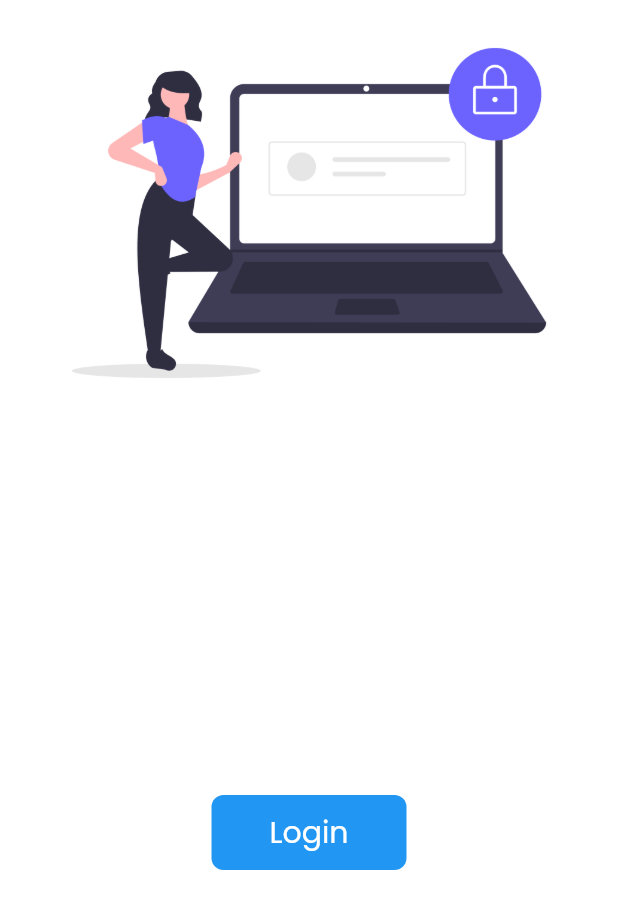
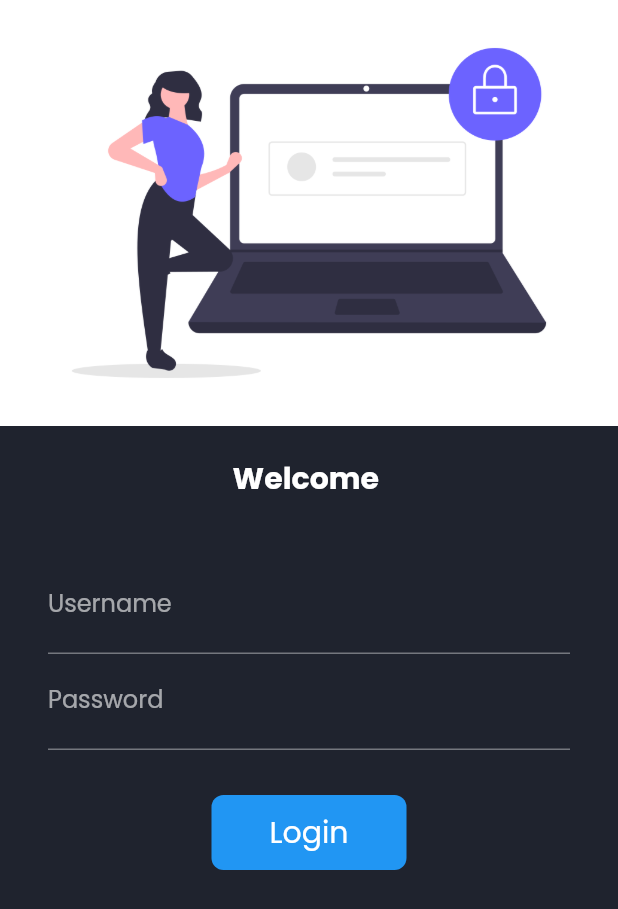
Before and after one commit to ayushkadbe/Shopping_Flutter_App, a Flutter app: the screen it shows after launch, on a phone screen of 412 x 824 dp. Shown: the top 909 px of the screen. Run offline on Flutter 3.47's test engine with Material 2 defaults, Android fonts, the phone set to English and light mode, and no system bars; our stand-ins replace google_fonts, velocity_x.

Commit message:
Login Page Dark Theme

```diff
--- a/Flutter-Programs-ListView-Catalog-App/lib/pages/login_page.dart
+++ b/Flutter-Programs-ListView-Catalog-App/lib/pages/login_page.dart
@@ -1,5 +1,7 @@
 import 'package:flutter/material.dart';
 import 'package:myapp/utils/routes.dart';
+import 'package:myapp/widgets/theme.dart';
+
 
 class LoginPage extends StatefulWidget {
   const LoginPage({Key? key}) : super(key: key);
@@ -32,7 +34,7 @@ class _LoginPageState extends State<LoginPage> {
   @override
   Widget build(BuildContext context) {
     return Material(
-      color: Colors.white,
+      color: Theme.of(context).cardColor,
       //child: Center(
       /*To make Column Page Elements responsive on both Large Screens as well as small
          screen wrap Column in Scroll.
--- a/Flutter-Programs-ListView-Catalog-App/lib/widgets/theme.dart
+++ b/Flutter-Programs-ListView-Catalog-App/lib/widgets/theme.dart
@@ -41,7 +41,7 @@ class MyTheme{
     brightness: Brightness.dark,
     fontFamily: GoogleFonts.poppins().fontFamily,
     cardColor: Color.fromARGB(255, 31, 35, 46),
-    canvasColor: Color.fromARGB(255, 44, 43, 43),
+    canvasColor: Color.fromARGB(255, 34, 33, 33),
     textButtonTheme: TextButtonThemeData(
       style: TextButton.styleFrom(primary: Colors.lightBlue),
     ),
@@ -60,7 +60,7 @@ class MyTheme{
 
   //COLORS:
   static Color creamColor = Color(0xfff5f5f5);
-  static Color darkColor = Color.fromARGB(255, 39, 39, 39);
+  static Color darkColor = Color.fromARGB(255, 34, 33, 33);
   static Color lightBlue = Colors.lightBlue;
   static Color darkBlue = Color.fromARGB(255, 56, 56, 56);
 
```
